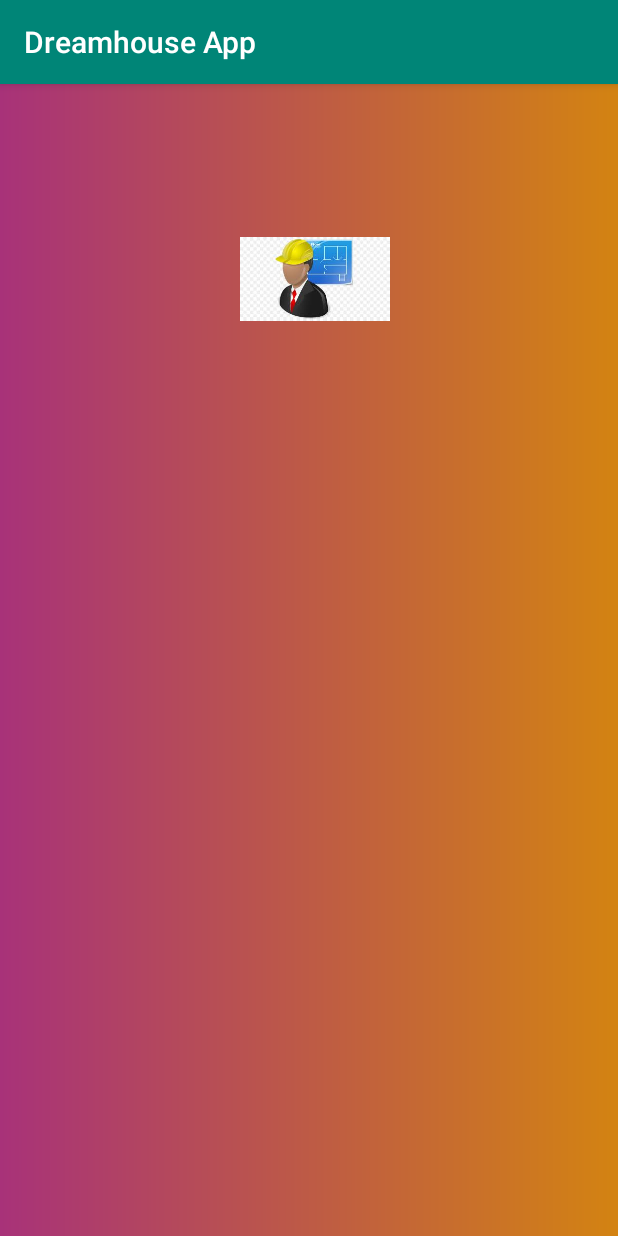
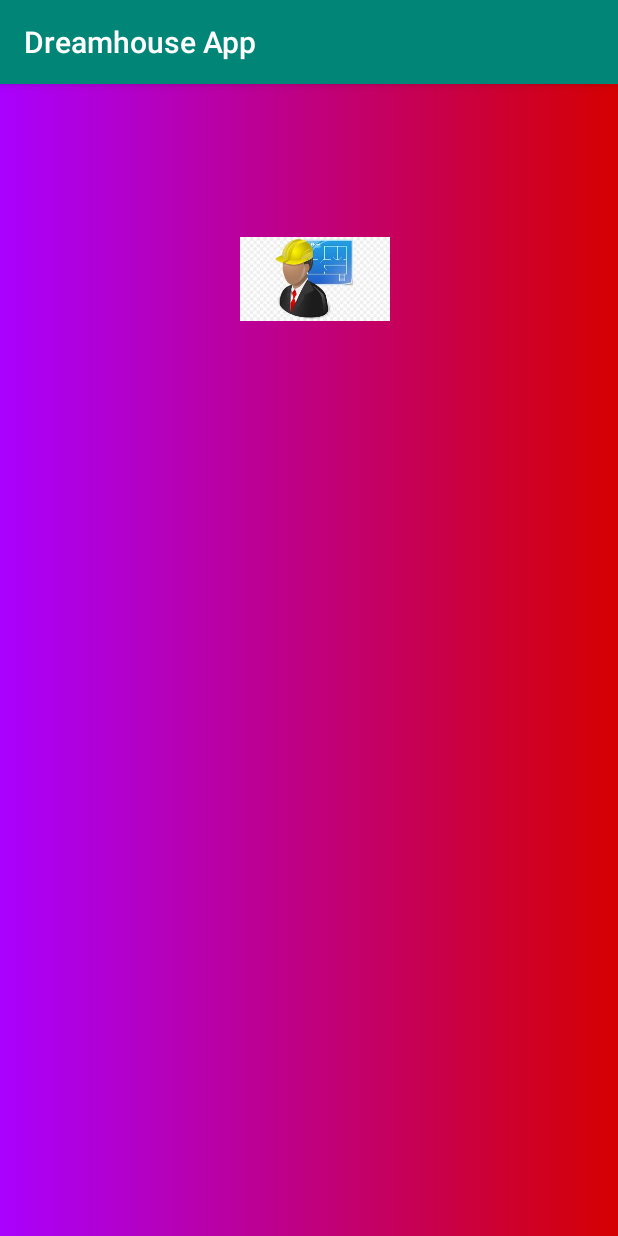
Before and after one commit to Christine-N-Mwaura/DreamHouseApp, an Android app: the screen it shows after launch (MainActivity), on a phone screen of 412 x 824 dp. Run offline under Robolectric (Android 15) with nearby library versions, the phone set to English and light mode, and no system bars.

Commit message:
add file for the background color.

```diff
--- a/app/src/main/res/drawable/gradient.xml
+++ b/app/src/main/res/drawable/gradient.xml
@@ -1,7 +1,7 @@
 <?xml version="1.0" encoding="utf-8"?>
 <shape xmlns:android="http://schemas.android.com/apk/res/android">
     <gradient
-    android:startColor = "#A83279"
-    android:endColor = "#D38312"/>
+    android:startColor = "#AA00FF"
+    android:endColor = "#D50000"/>
 
 </shape>
```
